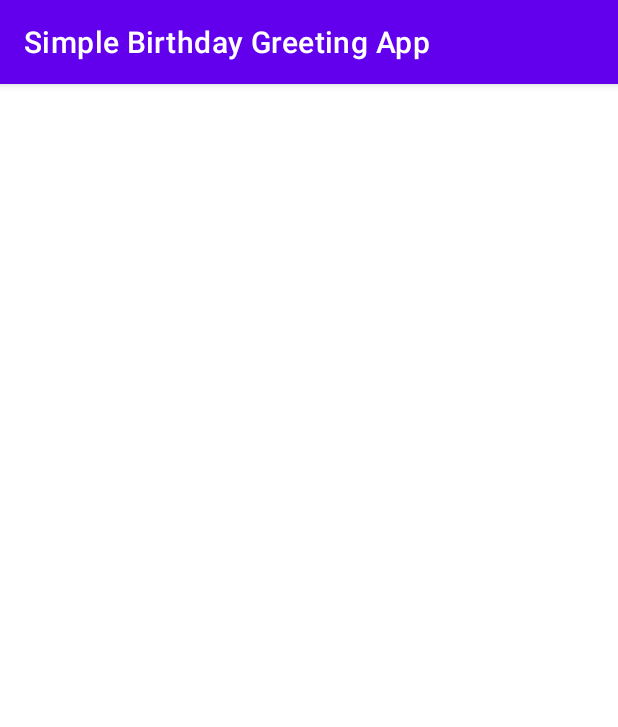
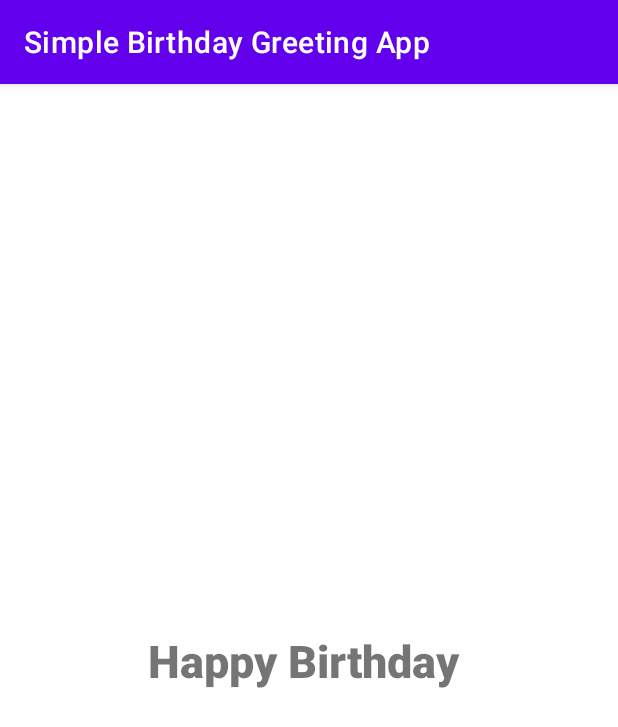
Before and after one commit to poojapol01/Android-Projects, an Android app: the screen it shows after launch (BirthdayGreetingActivity), after a tap on "CREATE BIRTHDAY CARD", on a phone screen of 412 x 824 dp. Shown: the top 727 px of the screen. Run offline under Robolectric (Android 15) with nearby library versions, the phone set to English and light mode, and no system bars.

Commit message:
Passing data between activities by Intents

```diff
--- a/SimpleBirthdayGreetingApp/app/src/main/java/com/example/simplebirthdaygreetingapp/BirthdayGreetingActivity.java
+++ b/SimpleBirthdayGreetingApp/app/src/main/java/com/example/simplebirthdaygreetingapp/BirthdayGreetingActivity.java
@@ -3,12 +3,17 @@ package com.example.simplebirthdaygreetingapp;
 import androidx.appcompat.app.AppCompatActivity;
 
 import android.os.Bundle;
+import android.widget.TextView;
 
 public class BirthdayGreetingActivity extends AppCompatActivity {
-
+    TextView textView;
     @Override
     protected void onCreate(Bundle savedInstanceState) {
         super.onCreate(savedInstanceState);
         setContentView(R.layout.activity_birthday_greeting);
+
+        textView = findViewById(R.id.birthdayGreetingTextView);
+        String receivedData = getIntent().getStringExtra("message_key");    //receive the value by getStringExtra() method and key must be same which is send by first activity
+        textView.setText("Happy Birthday " +receivedData);
     }
 }
--- a/SimpleBirthdayGreetingApp/app/src/main/java/com/example/simplebirthdaygreetingapp/MainActivity.java
+++ b/SimpleBirthdayGreetingApp/app/src/main/java/com/example/simplebirthdaygreetingapp/MainActivity.java
@@ -25,9 +25,11 @@ public class MainActivity extends AppCompatActivity {
         birthdayGreetingBtn.setOnClickListener(new View.OnClickListener() {
             @Override
             public void onClick(View view) {
-//                String str = eText.getText().toString();
-//                Toast.makeText(getBaseContext(), "Button is clicked and Name is: " +str, Toast.LENGTH_SHORT).show();
+                String nameData = eText.getText().toString();
+//                Toast.makeText(getBaseContext(), "Button is clicked and Name is: " +nameData, Toast.LENGTH_SHORT).show();
+
                   Intent intent = new Intent(MainActivity.this, BirthdayGreetingActivity.class);
+                  intent.putExtra("message_key", nameData);       //putExtra method put the value in key, value pair key is message_key by this key we will receive the value, and put the string
                   startActivity(intent);
             }
         });
--- a/SimpleBirthdayGreetingApp/app/src/main/res/layout/activity_birthday_greeting.xml
+++ b/SimpleBirthdayGreetingApp/app/src/main/res/layout/activity_birthday_greeting.xml
@@ -6,4 +6,15 @@
     android:layout_height="match_parent"
     tools:context=".BirthdayGreetingActivity">
 
+    <TextView
+        android:id="@+id/birthdayGreetingTextView"
+        android:layout_width="wrap_content"
+        android:layout_height="wrap_content"
+        android:fontFamily="sans-serif-black"
+        android:text="@string/happy_birthday_string"
+        android:textSize="30sp"
+        app:layout_constraintBottom_toBottomOf="parent"
+        app:layout_constraintEnd_toEndOf="parent"
+        app:layout_constraintStart_toStartOf="parent"
+        app:layout_constraintTop_toTopOf="parent" />
 </androidx.constraintlayout.widget.ConstraintLayout>
--- a/SimpleBirthdayGreetingApp/app/src/main/res/values/strings.xml
+++ b/SimpleBirthdayGreetingApp/app/src/main/res/values/strings.xml
@@ -2,4 +2,5 @@
     <string name="app_name">Simple Birthday Greeting App</string>
     <string name="edit_text_name_input">Enter Your Name Here!</string>
     <string name="create_birthday_card_button">Create Birthday Card</string>
+    <string name="happy_birthday_string">Happy Birthday</string>
 </resources>
```
